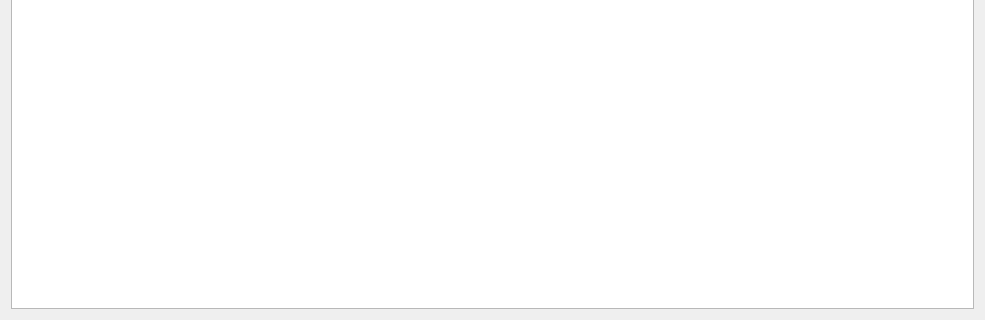
The window that src/qt/forms/myassetspage.ui (drivechain-project/Sidechains) describes before a commit, drawn with Qt 5; both pictures show x 0 to 985 and y 413 to 733 of the 985 by 733 pixel window.
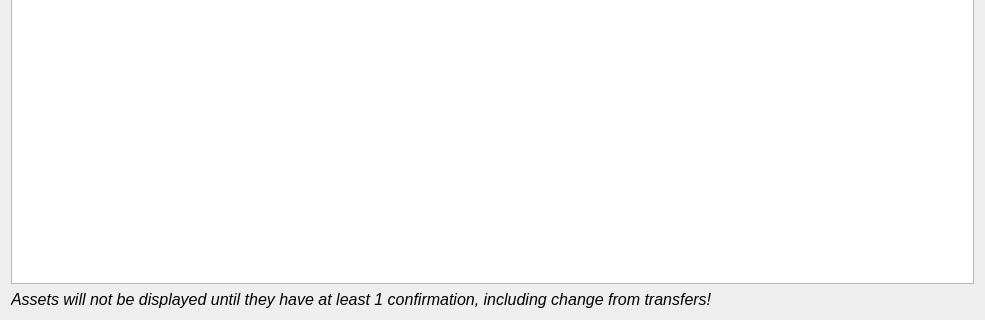
The same window after the commit.

Patch:
```diff
--- a/src/qt/forms/myassetspage.ui
+++ b/src/qt/forms/myassetspage.ui
@@ -26,6 +26,19 @@
      </property>
     </widget>
    </item>
+   <item>
+    <widget class="QLabel" name="label">
+     <property name="font">
+      <font>
+       <pointsize>12</pointsize>
+       <italic>true</italic>
+      </font>
+     </property>
+     <property name="text">
+      <string>Assets will not be displayed until they have at least 1 confirmation, including change from transfers!</string>
+     </property>
+    </widget>
+   </item>
   </layout>
  </widget>
  <resources/>
```
